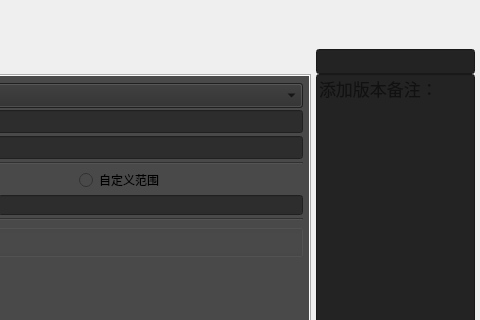
Before: the Qt Designer form scripts/tools_publish/PublishTools/ui/PublishTool.ui in ShelovSun/CGTools_Maya, drawn with Qt 5; both pictures show x 592 to 1072 and y 0 to 320 of the 1072 by 637 pixel window.
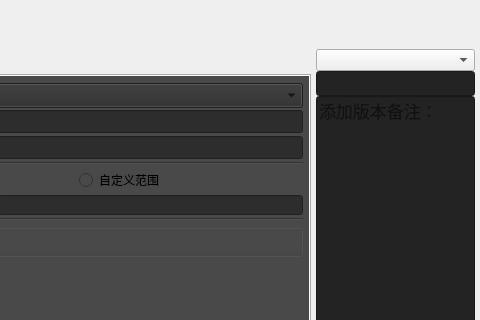
After: the same form once the commit is applied.

What changed in the file:
```diff
--- a/scripts/tools_publish/PublishTools/ui/PublishTool.ui
+++ b/scripts/tools_publish/PublishTools/ui/PublishTool.ui
@@ -2767,6 +2767,9 @@
        <property name="sizeConstraint">
         <enum>QLayout::SetMinimumSize</enum>
        </property>
+       <item>
+        <widget class="QComboBox" name="logHistory_comb"/>
+       </item>
        <item>
         <widget class="QLineEdit" name="logName_lineEdit">
          <property name="sizePolicy">
```
